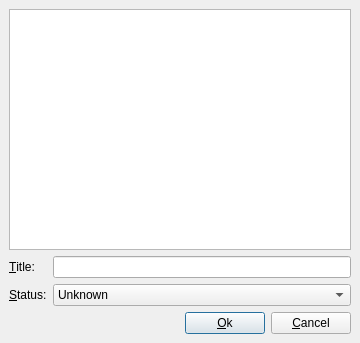
First picture: the form in v2/trunk/2006.2.0.0/monkey/src/3rdparty/coveragemeter/ui/UITestReport.ui, repository testmana2/mks, before the edit.
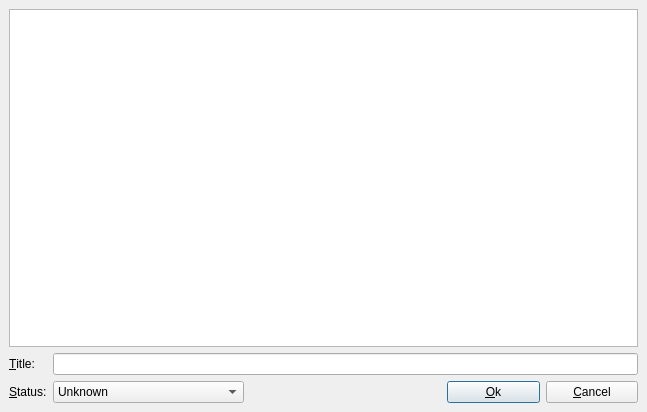
Second picture: the form after the edit.

Commit message: Recording the test status for each plugin when compiled with CoverageMeter support.

What changed in the file:
```diff
--- a/v2/trunk/2006.2.0.0/monkey/src/3rdparty/coveragemeter/ui/UITestReport.ui
+++ b/v2/trunk/2006.2.0.0/monkey/src/3rdparty/coveragemeter/ui/UITestReport.ui
@@ -5,8 +5,8 @@
    <rect>
     <x>0</x>
     <y>0</y>
-    <width>360</width>
-    <height>343</height>
+    <width>647</width>
+    <height>412</height>
    </rect>
   </property>
   <property name="windowTitle" >
@@ -19,69 +19,20 @@
    <property name="spacing" >
     <number>6</number>
    </property>
-   <item row="1" column="1" colspan="2" >
-    <widget class="QLineEdit" name="title" >
-     <property name="sizePolicy" >
-      <sizepolicy>
-       <hsizetype>7</hsizetype>
-       <vsizetype>0</vsizetype>
-       <horstretch>9</horstretch>
-       <verstretch>0</verstretch>
-      </sizepolicy>
-     </property>
-     <property name="styleSheet" >
-      <string/>
-     </property>
-    </widget>
-   </item>
-   <item row="3" column="2" >
-    <layout class="QHBoxLayout" >
-     <property name="margin" >
-      <number>0</number>
-     </property>
-     <property name="spacing" >
-      <number>6</number>
-     </property>
-     <item>
-      <widget class="QPushButton" name="ok" >
-       <property name="text" >
-        <string>&amp;Ok</string>
-       </property>
-      </widget>
-     </item>
-     <item>
-      <widget class="QPushButton" name="cancel" >
-       <property name="text" >
-        <string>&amp;Cancel</string>
-       </property>
-      </widget>
-     </item>
-    </layout>
-   </item>
-   <item row="3" column="0" colspan="2" >
+   <item row="2" column="2" >
     <spacer>
      <property name="orientation" >
       <enum>Qt::Horizontal</enum>
      </property>
      <property name="sizeHint" >
       <size>
-       <width>188</width>
+       <width>40</width>
        <height>20</height>
       </size>
      </property>
     </spacer>
    </item>
-   <item row="2" column="0" >
-    <widget class="QLabel" name="label_2" >
-     <property name="text" >
-      <string>&amp;Status:</string>
-     </property>
-     <property name="buddy" >
-      <cstring>status</cstring>
-     </property>
-    </widget>
-   </item>
-   <item row="0" column="0" colspan="3" >
+   <item row="0" column="0" colspan="4" >
     <widget class="QTextEdit" name="description" >
      <property name="readOnly" >
       <bool>true</bool>
@@ -98,7 +49,22 @@
      </property>
     </widget>
    </item>
-   <item row="2" column="1" colspan="2" >
+   <item row="1" column="1" colspan="3" >
+    <widget class="QLineEdit" name="title" >
+     <property name="sizePolicy" >
+      <sizepolicy>
+       <hsizetype>7</hsizetype>
+       <vsizetype>0</vsizetype>
+       <horstretch>9</horstretch>
+       <verstretch>0</verstretch>
+      </sizepolicy>
+     </property>
+     <property name="styleSheet" >
+      <string/>
+     </property>
+    </widget>
+   </item>
+   <item row="2" column="1" >
     <widget class="QComboBox" name="status" >
      <property name="sizePolicy" >
       <sizepolicy>
@@ -125,6 +91,40 @@
      </item>
     </widget>
    </item>
+   <item row="2" column="0" >
+    <widget class="QLabel" name="label_2" >
+     <property name="text" >
+      <string>&amp;Status:</string>
+     </property>
+     <property name="buddy" >
+      <cstring>status</cstring>
+     </property>
+    </widget>
+   </item>
+   <item row="2" column="3" >
+    <layout class="QHBoxLayout" >
+     <property name="margin" >
+      <number>0</number>
+     </property>
+     <property name="spacing" >
+      <number>6</number>
+     </property>
+     <item>
+      <widget class="QPushButton" name="ok" >
+       <property name="text" >
+        <string>&amp;Ok</string>
+       </property>
+      </widget>
+     </item>
+     <item>
+      <widget class="QPushButton" name="cancel" >
+       <property name="text" >
+        <string>&amp;Cancel</string>
+       </property>
+      </widget>
+     </item>
+    </layout>
+   </item>
   </layout>
  </widget>
  <resources/>
```
The commit also changes 22 other files.
